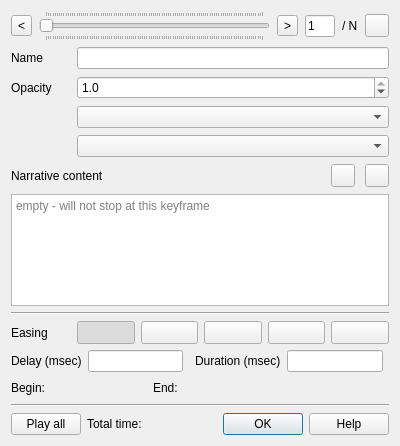
Qt form gui/ui/keyframedialog.ui (minorua/Qgis2threejs) before a commit.
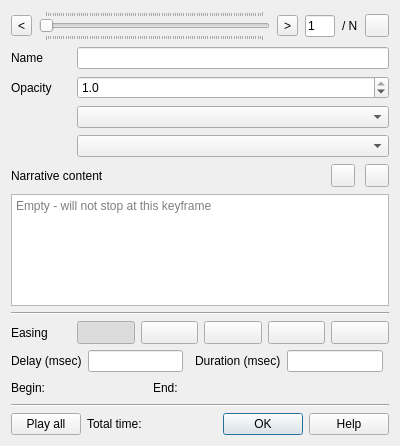
The same form after that commit. Custom widgets are drawn as their Qt base class.

Diff of the .ui file:
```diff
--- a/gui/ui/keyframedialog.ui
+++ b/gui/ui/keyframedialog.ui
@@ -137,7 +137,7 @@
         </sizepolicy>
        </property>
        <property name="placeholderText">
-        <string>empty - will not stop at this keyframe</string>
+        <string>Empty - will not stop at this keyframe</string>
        </property>
       </widget>
      </item>
```
Left out of the diff: 2 changed lines with no effect on the pictures.
